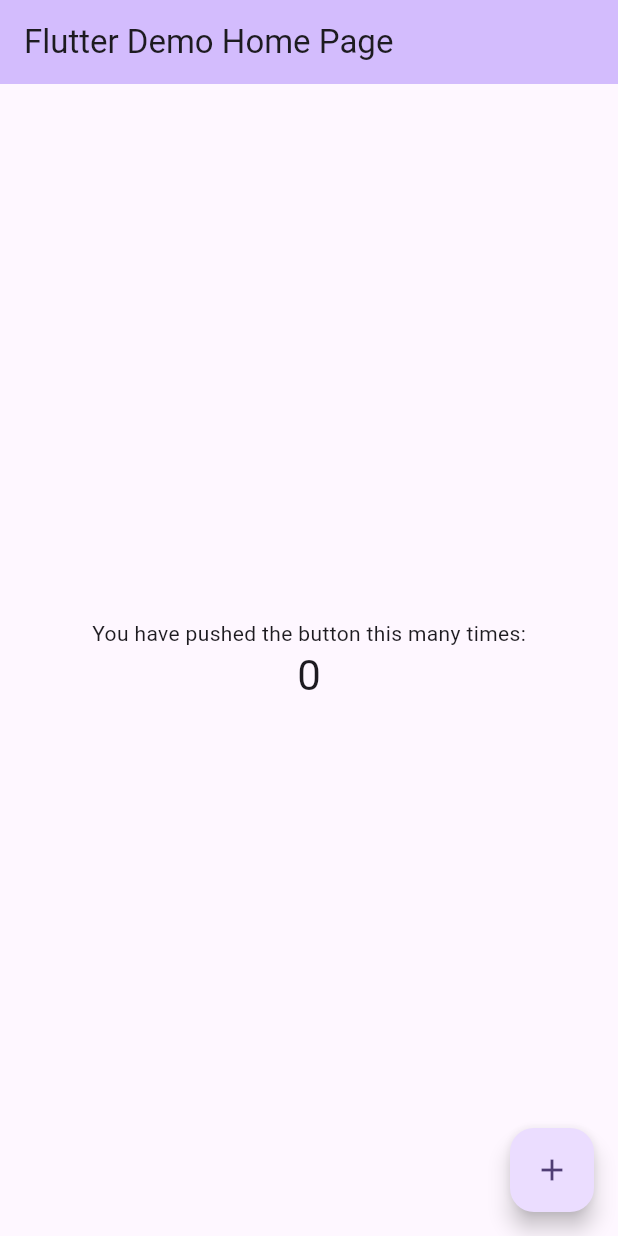
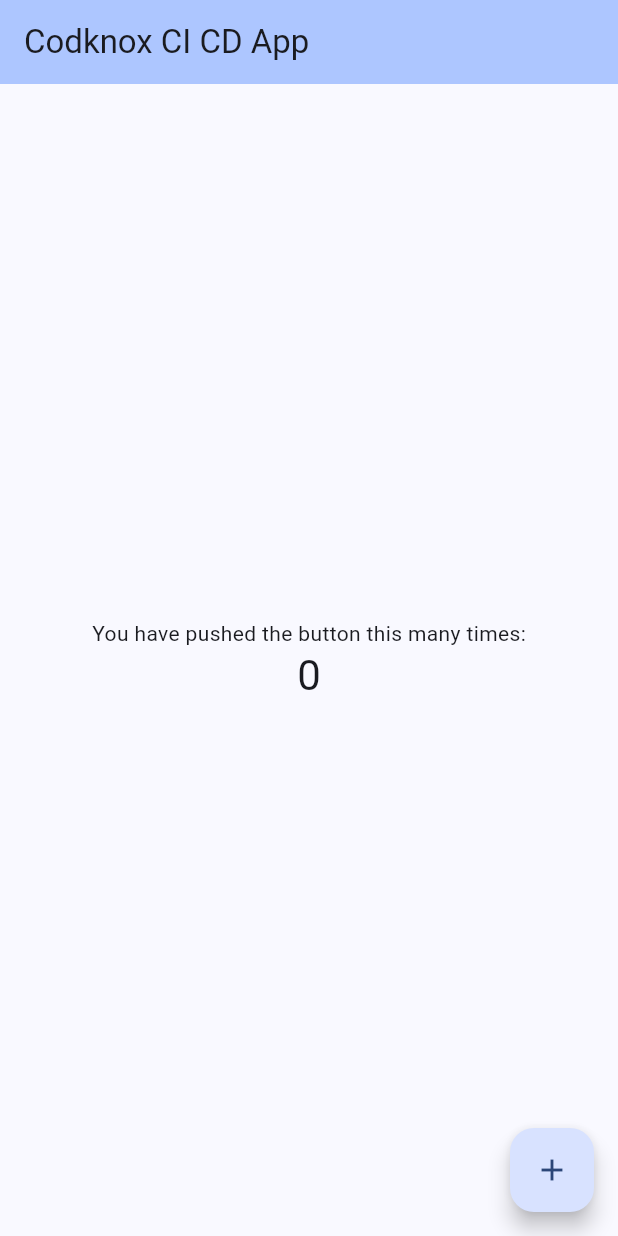
Before and after one commit to deviserandroid/ci_cd_demo, a Flutter app: the screen it shows after launch, on a phone screen of 412 x 824 dp. Run offline on Flutter 3.47's test engine with Material 3 defaults, Android fonts, the phone set to English and light mode, and no system bars.

```diff
--- a/lib/main.dart
+++ b/lib/main.dart
@@ -11,7 +11,7 @@ class MyApp extends StatelessWidget {
   @override
   Widget build(BuildContext context) {
     return MaterialApp(
-      title: 'Flutter Demo',
+      title: 'Codknox CICD',
       theme: ThemeData(
         // This is the theme of your application.
         //
@@ -28,10 +28,10 @@ class MyApp extends StatelessWidget {
         //
         // This works for code too, not just values: Most code changes can be
         // tested with just a hot reload.
-        colorScheme: ColorScheme.fromSeed(seedColor: Colors.deepPurple),
+        colorScheme: ColorScheme.fromSeed(seedColor: Colors.blueAccent),
         useMaterial3: true,
       ),
-      home: const MyHomePage(title: 'Flutter Demo Home Page'),
+      home: const MyHomePage(title: 'Codknox CI CD App'),
     );
   }
 }
--- a/pubspec.yaml
+++ b/pubspec.yaml
@@ -16,7 +16,7 @@ publish_to: 'none' # Remove this line if you wish to publish to pub.dev
 # https://developer.apple.com/library/archive/documentation/General/Reference/InfoPlistKeyReference/Articles/CoreFoundationKeys.html
 # In Windows, build-name is used as the major, minor, and patch parts
 # of the product and file versions while build-number is used as the build suffix.
-version: 1.0.0+8
+version: 1.0.0+10
 
 environment:
   sdk: ">=3.3.4 <4.0.0"
```
Also changed, not shown: 7 other files.
